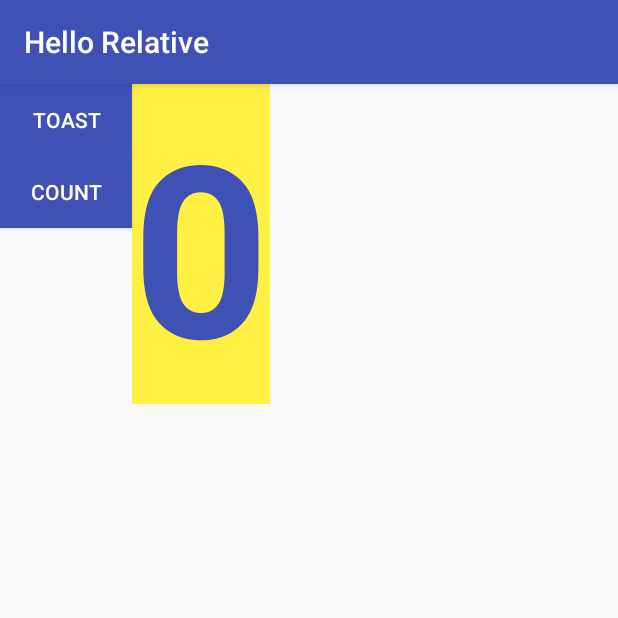
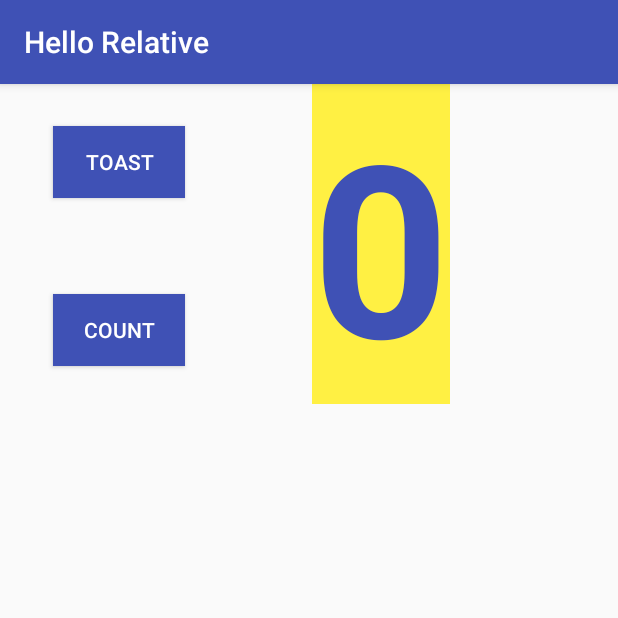
Before and after one commit to melaniejanepascual/computer-architecture, an Android app: the screen it shows after launch (MainActivity), on a phone screen of 412 x 824 dp, the top half of it. Run offline under Robolectric (Android 15) with nearby library versions, the phone set to English and light mode, and no system bars.

Commit message:
hello constraint

```diff
--- a/HelloRelative/app/src/main/res/layout/activity_main.xml
+++ b/HelloRelative/app/src/main/res/layout/activity_main.xml
@@ -11,7 +11,10 @@
         android:id="@+id/button_toast"
         android:layout_width="wrap_content"
         android:layout_height="wrap_content"
+        android:layout_alignParentTop="true"
+        android:layout_alignStart="@+id/button_count"
         android:layout_gravity="center_horizontal"
+        android:layout_marginTop="28dp"
         android:background="@color/colorPrimary"
         android:onClick="showToast"
         android:text="@string/button_label_toast"
@@ -19,11 +22,11 @@
 
     <TextView
         android:id="@+id/show_count"
-        android:layout_toRightOf="@+id/button_toast"
         android:layout_width="wrap_content"
         android:layout_height="wrap_content"
+        android:layout_alignParentEnd="true"
         android:layout_alignParentTop="true"
-        android:layout_toEndOf="@+id/button_toast"
+        android:layout_marginEnd="112dp"
         android:background="@color/myBackgroundColor"
         android:gravity="center"
         android:text="@string/count_initial_value"
@@ -35,12 +38,12 @@
         android:id="@+id/button_count"
         android:layout_width="wrap_content"
         android:layout_height="wrap_content"
+        android:layout_alignBaseline="@+id/show_count"
         android:layout_alignParentStart="true"
-        android:layout_below="@+id/button_toast"
         android:layout_gravity="center_horizontal"
+        android:layout_marginStart="35dp"
         android:background="@color/colorPrimary"
         android:onClick="countUp"
         android:text="@string/button_label_count"
-        android:textColor="@android:color/white"
-        android:layout_alignParentLeft="true" />
+        android:textColor="@android:color/white" />
 </RelativeLayout>
```
